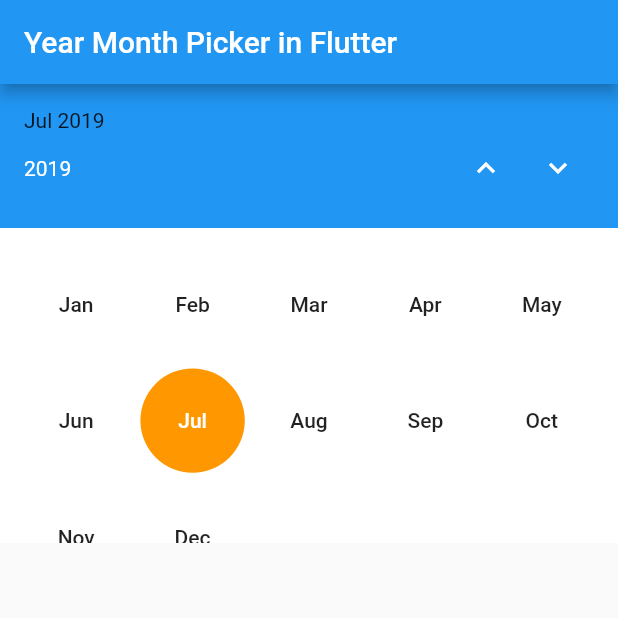
After one commit to GeonwooVincentKim/YearMonthPicker, a Flutter app: the SearchPage screen opened directly, on a phone screen of 412 x 824 dp, the top half of it. The commit adds this screen. Run offline on Flutter 3.47's test engine with Material 2 defaults, Android fonts, the phone set to English and light mode, and no system bars.

Commit message:
Going to merge this two files tomorrow

```diff
--- /dev/null
+++ b/lib/year_month_picker_new.dart
@@ -0,0 +1,176 @@
+import 'package:flutter/material.dart';
+import 'package:intl/intl.dart';
+
+void main() => runApp(MyApp());
+
+class MyApp extends StatelessWidget {
+  @override
+  Widget build(BuildContext context) {
+    return MaterialApp(
+      title: 'Flutter CheckboxListTile',
+      theme: ThemeData(
+        primarySwatch: Colors.blue,
+      ),
+      home: SearchPage(),
+    );
+  }
+}
+
+class SearchPage extends StatefulWidget {
+  @override
+  RoundedButton createState() => RoundedButton();
+}
+
+class RoundedButton extends State<SearchPage> {
+  PageController pageController = PageController(initialPage: 2019);
+  DateTime selectedDate;
+  int displayedYear;
+
+  @override
+  Widget build(BuildContext context) {
+    return Scaffold(
+      appBar: AppBar(title: Text('Year Month Picker in Flutter')),
+      body: yearMonthPicker(),
+    );
+  }
+
+  @override
+  void initState() {
+    super.initState();
+    selectedDate = DateTime(2019, 7);
+    displayedYear = selectedDate.year;
+  }
+
+  yearMonthPicker() => Column(
+        mainAxisSize: MainAxisSize.min,
+        children: <Widget>[
+          Builder(builder: (context) {
+            if (MediaQuery.of(context).orientation == Orientation.portrait) {
+              return IntrinsicWidth(
+                child: Column(children: [
+                  buildHeader(),
+                  Material(
+                    child: Column(
+                      crossAxisAlignment: CrossAxisAlignment.end,
+                      children: [buildPager()],
+                    ),
+                  )
+                ]),
+              );
+            }
+            return IntrinsicHeight(
+              child: Row(
+                  mainAxisSize: MainAxisSize.min,
+                  crossAxisAlignment: CrossAxisAlignment.stretch,
+                  children: [
+                    buildHeader(),
+                    Material(
+                      child: Column(
+                        crossAxisAlignment: CrossAxisAlignment.end,
+                        children: [buildPager()],
+                      ),
+                    )
+                  ]),
+            );
+          }),
+        ],
+      );
+
+  buildHeader() {
+    return Material(
+      color: Theme.of(context).primaryColor,
+      child: Padding(
+        padding: const EdgeInsets.all(16.0),
+        child: Column(
+          mainAxisAlignment: MainAxisAlignment.center,
+          crossAxisAlignment: CrossAxisAlignment.start,
+          children: <Widget>[
+            Text('${DateFormat.yMMM().format(selectedDate)}'),
+            Row(
+              mainAxisAlignment: MainAxisAlignment.spaceBetween,
+              children: <Widget>[
+                Text('${DateFormat.y().format(DateTime(displayedYear))}',
+                    style: TextStyle(color: Colors.white)),
+                Row(
+                  children: <Widget>[
+                    IconButton(
+                      icon: Icon(Icons.keyboard_arrow_up, color: Colors.white),
+                      onPressed: () => pageController.animateToPage(
+                          displayedYear - 1,
+                          duration: Duration(milliseconds: 400),
+                          curve: Curves.easeInOut),
+                    ),
+                    IconButton(
+                      icon:
+                          Icon(Icons.keyboard_arrow_down, color: Colors.white),
+                      onPressed: () => pageController.animateToPage(
+                          displayedYear + 1,
+                          duration: Duration(milliseconds: 400),
+                          curve: Curves.easeInOut),
+                    ),
+                  ],
+                ),
+              ],
+            ),
+          ],
+        ),
+      ),
+    );
+  }
+
+  buildPager() => Container(
+        color: Colors.white,
+        height: 210.0,
+        width: 500.0,
+        child: Theme(
+            data: Theme.of(context).copyWith(
+                buttonTheme: ButtonThemeData(
+                    padding: EdgeInsets.all(0.0),
+                    shape: CircleBorder(),
+                    minWidth: 1.0)),
+            child: PageView.builder(
+              controller: pageController,
+              scrollDirection: Axis.vertical,
+              onPageChanged: (index) {
+                setState(() {
+                  displayedYear = index;
+                });
+              },
+              itemBuilder: (context, year) {
+                return GridView.count(
+                  padding: EdgeInsets.all(12.0),
+                  physics: NeverScrollableScrollPhysics(),
+                  crossAxisCount: 5,
+                  children: List<int>.generate(12, (i) => i + 1)
+                      .map((month) => DateTime(year, month))
+                      .map(
+                        (date) => Padding(
+                              padding: EdgeInsets.all(4.0),
+                              child: FlatButton(
+                                onPressed: () => setState(() {
+                                      selectedDate =
+                                          DateTime(date.year, date.month);
+                                    }),
+                                color: date.month == selectedDate.month &&
+                                        date.year == selectedDate.year
+                                    ? Colors.orange
+                                    : null,
+                                textColor: date.month == selectedDate.month &&
+                                        date.year == selectedDate.year
+                                    ? Colors.white
+                                    : date.month == DateTime.now().month &&
+                                            date.year == DateTime.now().year
+                                        ? Colors.orange
+                                        : null,
+                                child: Text(
+                                  DateFormat.MMM().format(date),
+                                ),
+                              ),
+                            ),
+                      )
+                      .toList(),
+                );
+              },
+            )),
+      );
+}
--- a/pubspec.yaml
+++ b/pubspec.yaml
@@ -24,9 +24,11 @@ dependencies:
   flutter:
     sdk: flutter
   provider: ^3.0.0
+  intl: ^0.15.7
   flutter_slidable: ^0.5.3
   toast: ^0.1.5
-  flutter_cupertino_date_picker: ^1.0.26+2
+  # cupertino_icons: ^0.1.2
+  # flutter_cupertino_date_picker: ^1.0.26+2
 
   # The following adds the Cupertino Icons font to your application.
   # Use with the CupertinoIcons class for iOS style icons.
```
Also changed, not shown: lib/year_month_picker.dart (+71 -3 lines), pubspec.lock.
